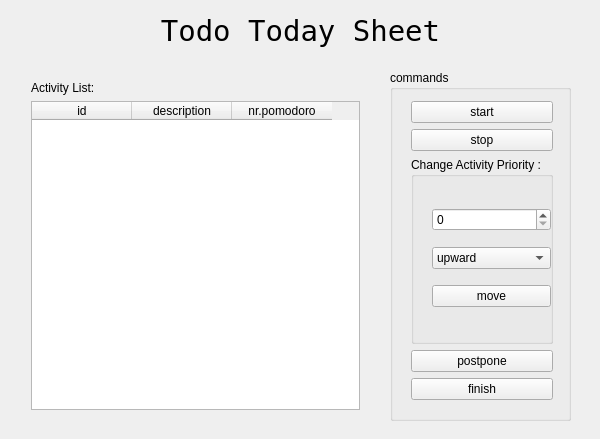
This is src/qt/gui_todotodaysheet.ui in dgraziotin/Pomotux as Qt 5 draws it before an edit. The edited form follows.
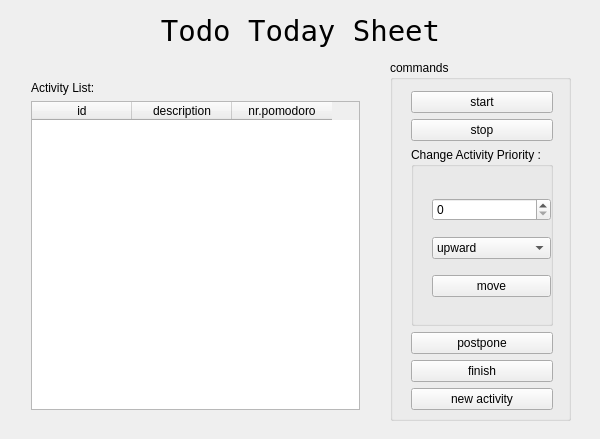
This is the edited form.

```diff
--- a/src/qt/gui_todotodaysheet.ui
+++ b/src/qt/gui_todotodaysheet.ui
@@ -56,9 +56,9 @@
     <property name="geometry">
      <rect>
       <x>390</x>
-      <y>70</y>
+      <y>60</y>
       <width>181</width>
-      <height>351</height>
+      <height>361</height>
      </rect>
     </property>
     <property name="title">
@@ -70,7 +70,7 @@
        <x>10</x>
        <y>20</y>
        <width>164</width>
-       <height>321</height>
+       <height>341</height>
       </rect>
      </property>
      <layout class="QVBoxLayout" name="verticalLayout_2">
@@ -145,6 +145,13 @@
         </property>
        </widget>
       </item>
+      <item>
+       <widget class="QPushButton" name="newActivityButton">
+        <property name="text">
+         <string>new activity</string>
+        </property>
+       </widget>
+      </item>
      </layout>
     </widget>
    </widget>
```
